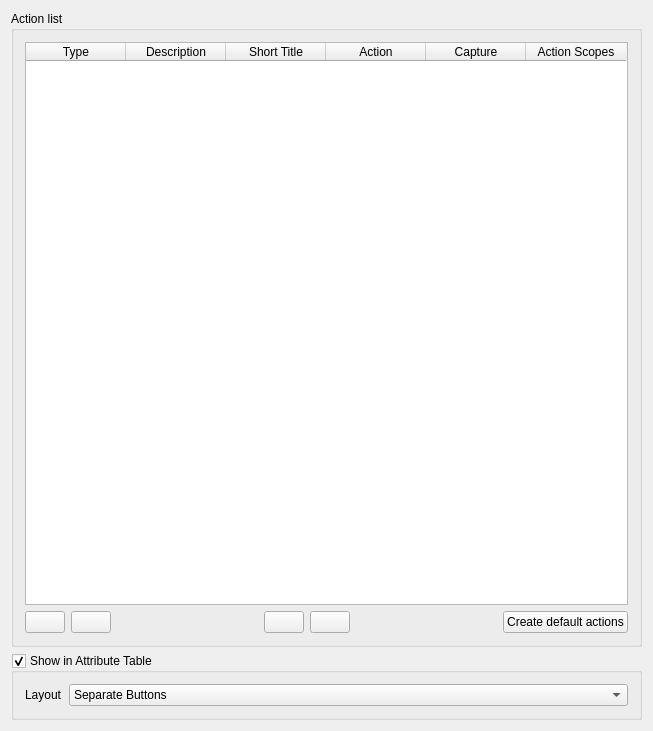
Above: src/ui/qgsattributeactiondialogbase.ui from carsmie/QGIS before the change. Below: the same form after it.
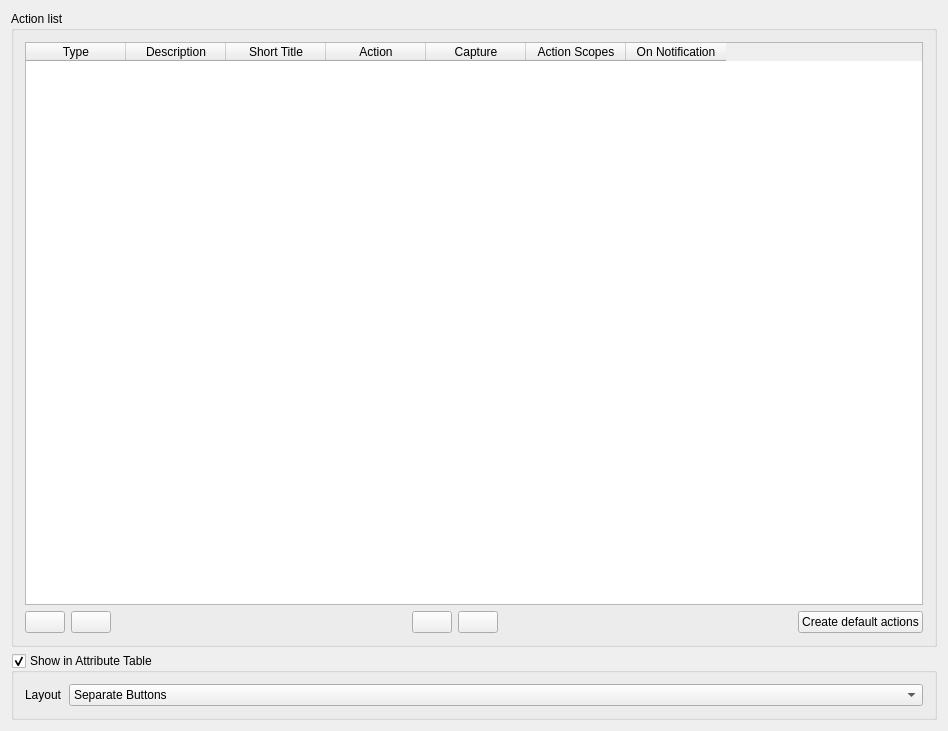
That is the form after the change. Icons and pictures are not drawn. Custom widgets are drawn as their Qt base class.

Commit message: [FEATURE] layer refresh and trigger actions on provider notification

```diff
--- a/src/ui/qgsattributeactiondialogbase.ui
+++ b/src/ui/qgsattributeactiondialogbase.ui
@@ -6,7 +6,7 @@
    <rect>
     <x>0</x>
     <y>0</y>
-    <width>653</width>
+    <width>948</width>
     <height>731</height>
    </rect>
   </property>
@@ -146,7 +146,7 @@
          <enum>QAbstractItemView::SelectRows</enum>
         </property>
         <property name="columnCount">
-         <number>6</number>
+         <number>7</number>
         </property>
         <column>
          <property name="text">
@@ -178,6 +178,14 @@
           <string>Action Scopes</string>
          </property>
         </column>
+        <column>
+         <property name="text">
+          <string>On Notification</string>
+         </property>
+         <property name="toolTip">
+          <string>&lt;html&gt;&lt;head/&gt;&lt;body&gt;&lt;p&gt;If not empty, this will enable providr notification listening and the action will be executed when hte notification message matched the specified value. &lt;/p&gt;&lt;/body&gt;&lt;/html&gt;</string>
+         </property>
+        </column>
        </widget>
       </item>
       <item row="1" column="2">
```
Left out of the diff: 2 changed lines with no effect on the pictures. The commit also changes 31 other files.
